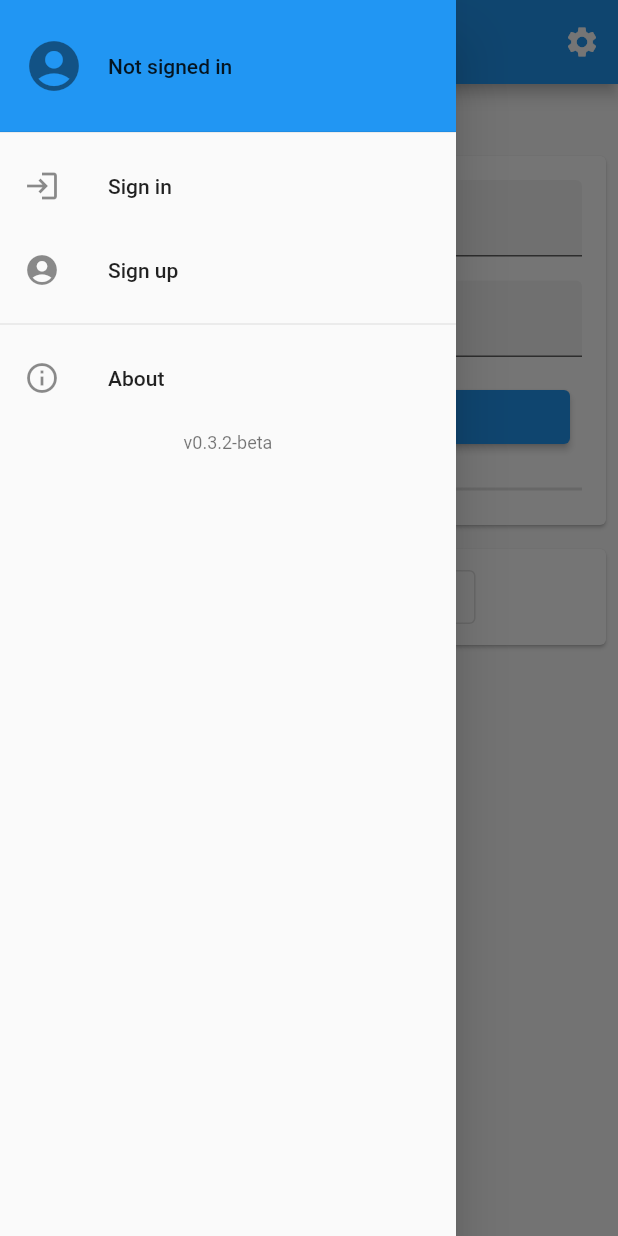
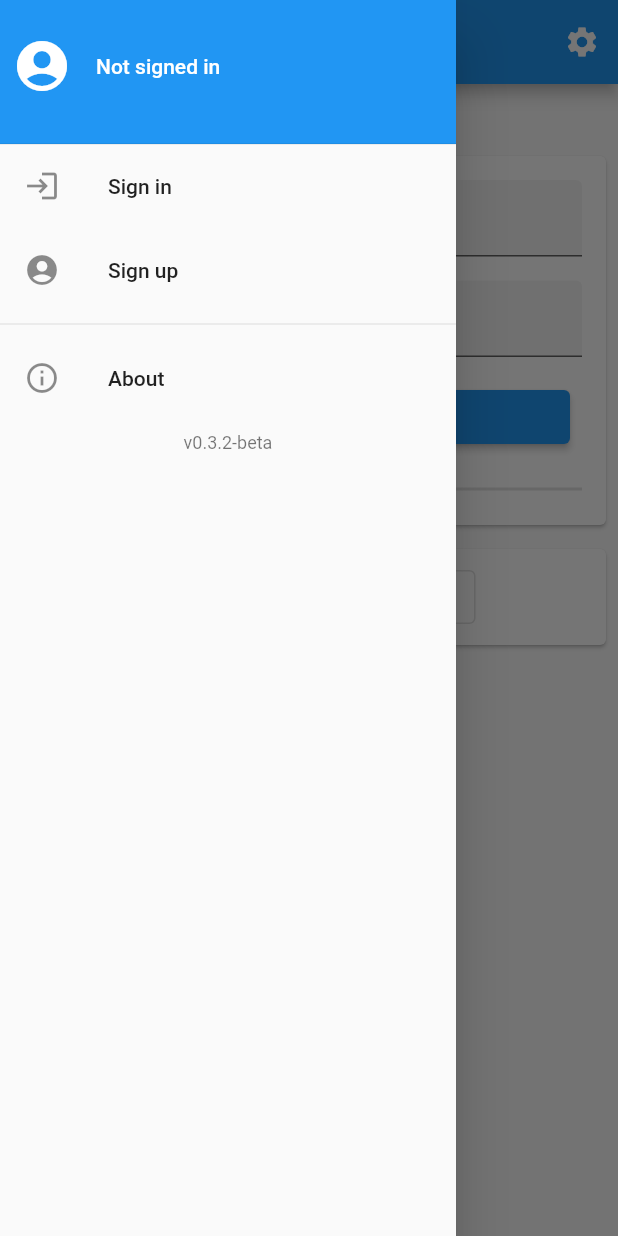
Before and after one commit to FerMod/flutter_notes, a Flutter app: the screen it shows after launch, with the side drawer open, on a phone screen of 412 x 824 dp. Run offline on Flutter 3.47's test engine with Material 2 defaults, Android fonts, the phone set to English and light mode, and no system bars; our stand-ins replace cloud_firestore, firebase_auth, firebase_core, flutter_localized_locales, flutter_signin_button, package_info_plus and 4 more; accounts and stored records are empty; generated files the repository leaves out were written again.

Commit message:
Improve account display widgets

```diff
--- a/lib/widgets/drawer_header.dart
+++ b/lib/widgets/drawer_header.dart
@@ -3,13 +3,15 @@ import 'package:flutter/material.dart';
 class TitleDrawerHeader extends StatelessWidget {
   const TitleDrawerHeader({
     Key? key,
+    this.decoration,
     this.margin = const EdgeInsets.only(bottom: 8.0),
-    this.padding = const EdgeInsets.fromLTRB(16.0, 16.0, 16.0, 16.0),
+    this.padding = const EdgeInsets.all(16.0),
     this.duration = const Duration(milliseconds: 250),
     this.curve = Curves.fastOutSlowIn,
     required this.child,
   }) : super(key: key);
 
+  final Decoration? decoration;
   final EdgeInsets margin;
   final EdgeInsets padding;
   final Duration duration;
@@ -19,9 +21,8 @@ class TitleDrawerHeader extends StatelessWidget {
   @override
   Widget build(BuildContext context) {
     final theme = Theme.of(context);
-
-    return Container(
-      margin: margin,
+    return Ink(
+      padding: margin,
       decoration: BoxDecoration(
         color: theme.primaryColor,
         border: Border(
@@ -31,6 +32,7 @@ class TitleDrawerHeader extends StatelessWidget {
       child: SafeArea(
         bottom: false,
         child: AnimatedContainer(
+          decoration: decoration,
           padding: padding,
           duration: duration,
           curve: curve,
@@ -40,38 +42,3 @@ class TitleDrawerHeader extends StatelessWidget {
     );
   }
 }
-
-@deprecated
-class AccountDrawerHeader extends StatelessWidget {
-  const AccountDrawerHeader({
-    Key? key,
-    this.margin = const EdgeInsets.only(bottom: 8.0),
-    this.padding = const EdgeInsets.fromLTRB(16.0, 16.0, 16.0, 16.0),
-    this.duration = const Duration(milliseconds: 250),
-    this.curve = Curves.fastOutSlowIn,
-    required this.child,
-  }) : super(key: key);
-
-  final EdgeInsets margin;
-  final EdgeInsets padding;
-  final Duration duration;
-  final Curve curve;
-  final Widget child;
-
-  @override
-  Widget build(BuildContext context) {
-    return TitleDrawerHeader(
-      margin: margin,
-      padding: padding,
-      duration: duration,
-      curve: curve,
-      child: UserAccountsDrawerHeader(
-        currentAccountPicture: null,
-        accountName: null,
-        accountEmail: null,
-        onDetailsPressed: () {},
-        otherAccountsPictures: [],
-      ),
-    );
-  }
-}
--- a/lib/widgets/drawer_menu.dart
+++ b/lib/widgets/drawer_menu.dart
@@ -2,6 +2,7 @@ import 'package:flutter/material.dart';
 import 'package:flutter_gen/gen_l10n/app_localizations.dart';
 import 'package:flutter_notes/data/models.dart';
 import 'package:flutter_notes/routes.dart';
+import 'package:flutter_notes/widgets/user_account_tile.dart';
 import 'package:flutter_notes/widgets/version_widget.dart';
 
 import 'about_app_widget.dart';
@@ -25,29 +26,31 @@ class DrawerMenu extends StatelessWidget {
 
   Widget _buildDrawerHeader(BuildContext context) {
     final localizations = AppLocalizations.of(context)!;
-    final userData = DataProvider.userData;
 
     Widget headerWidget;
     if (userData.isSignedIn) {
       final user = userData.currentUser!;
 
+      final userName = user.displayName ?? '';
+      final userImage = user.photoURL ?? '';
+      final userEmail = user.email ?? '';
       headerWidget = UserAccountsDrawerHeader(
         currentAccountPicture: UserAvatar(
-          imageUrl: user.photoURL,
-          nameText: user.displayName,
+          imageUrl: userImage,
+          nameText: userName,
         ),
-        accountName: Text(user.displayName ?? ''),
-        accountEmail: Text(user.email ?? ''),
+        accountName: Text(userName),
+        accountEmail: Text(userEmail),
       );
     } else {
       headerWidget = TitleDrawerHeader(
-        padding: const EdgeInsets.symmetric(vertical: 16.0),
-        child: ListTile(
-          leading: const Icon(
+        padding: const EdgeInsets.symmetric(vertical: 16.0, horizontal: 8.0),
+        child: UserAccountTile(
+          image: const Icon(
             Icons.account_circle,
-            size: UserAvatar.alternativeImageIconSize,
           ),
           title: Text(localizations.notSignedIn),
+          imageSize: const Size.fromRadius(UserAvatar.defaultRadius),
         ),
       );
     }
--- a/lib/widgets/form_widget.dart
+++ b/lib/widgets/form_widget.dart
@@ -75,7 +75,7 @@ class TextFormInput extends FormField<String> {
                   // ),
                   icon: icon,
                   labelText: labelText,
-                  errorMaxLines: 2,
+                  errorMaxLines: 3,
                   labelStyle: TextStyle(color: Theme.of(state.context).hintColor),
                   // errorStyle: const TextStyle(color: Colors.redAccent),
                   contentPadding: const EdgeInsets.fromLTRB(12, 8, 12, 8),
--- /dev/null
+++ b/lib/widgets/user_account_tile.dart
@@ -0,0 +1,102 @@
+import 'package:flutter/material.dart';
+
+class UserAccountTile extends StatelessWidget {
+  const UserAccountTile({
+    Key? key,
+    this.image,
+    this.title,
+    this.subtitle,
+    this.imageSize,
+    this.margin,
+    this.padding,
+    this.decoration,
+    this.onTap,
+    this.onLongPress,
+  }) : super(key: key);
+
+  final Widget? image;
+  final Widget? title;
+  final Widget? subtitle;
+
+  final EdgeInsetsGeometry? margin;
+  final EdgeInsetsGeometry? padding;
+  final Decoration? decoration;
+  final Size? imageSize;
+
+  final VoidCallback? onTap;
+  final VoidCallback? onLongPress;
+
+  @override
+  Widget build(BuildContext context) {
+    final theme = Theme.of(context);
+
+    Widget? imageWidget;
+    if (image != null) {
+      imageWidget = IconTheme.merge(
+        data: theme.primaryIconTheme.copyWith(
+          size: imageSize?.longestSide,
+        ),
+        child: image!,
+      );
+    }
+
+    Widget? titleWidget;
+    if (title != null) {
+      titleWidget = DefaultTextStyle(
+        style: theme.primaryTextTheme.bodyText1!,
+        child: title!,
+      );
+    }
+
+    Widget? subtitleWidget;
+    if (subtitle != null) {
+      subtitleWidget = DefaultTextStyle(
+        style: theme.primaryTextTheme.bodyText2!,
+        child: subtitle!,
+      );
+    }
+
+    return Container(
+      margin: margin,
+      padding: padding,
+      decoration: decoration
+      // ??
+      //     BoxDecoration(
+      //       color: theme.primaryColor,
+      //     )
+      ,
+      child: ListTile(
+        contentPadding: EdgeInsets.zero,
+        leading: SizedBox.fromSize(
+          size: imageSize,
+          child: imageWidget,
+        ),
+        title: titleWidget,
+        subtitle: subtitleWidget,
+        onTap: onTap,
+        onLongPress: onLongPress,
+      ),
+      // child: Row(
+      //   children: [
+      //     Flexible(
+      //       flex: 2,
+      //       child: SizedBox.fromSize(
+      //         size: imageSize,
+      //         child: imageWidget,
+      //       ),
+      //     ),
+      //     Expanded(
+      //       flex: 5,
+      //       child: ListTile(
+      //         //leading: image,
+      //         title: titleWidget,
+      //         subtitle: subtitleWidget,
+      //         onTap: onTap,
+      //         onLongPress: onLongPress,
+      //       ),
+      //     ),
+      //   ],
+      // ),
+    );
+  }
+}
```
Also changed, not shown: lib/screens/notes_list.dart (+11 -17 lines), lib/screens/settings.dart (+27 -28 lines), lib/widgets/user_account.dart (+27 -132 lines).
